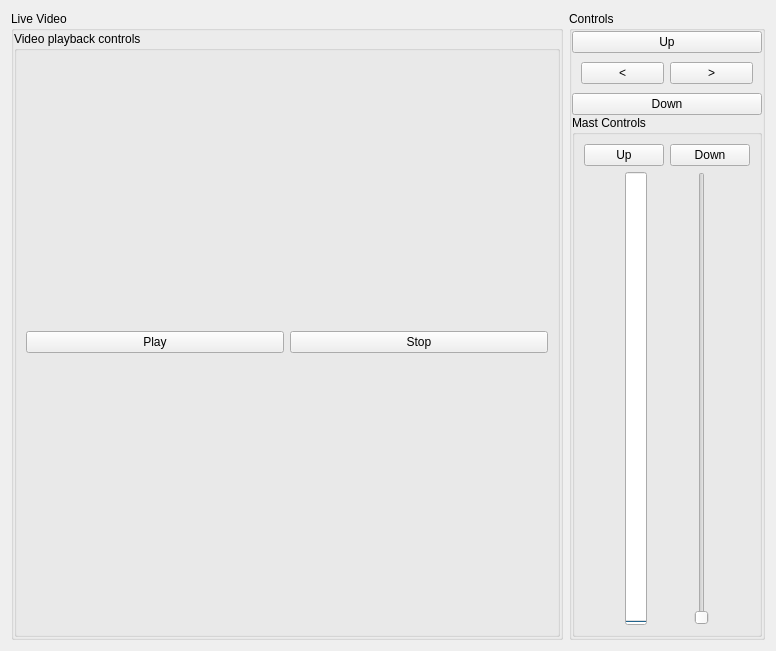
First picture: the form in src/templates/qt/eo_station_widget.ui, repository faisalthaheem/open-command-and-control, before the edit.
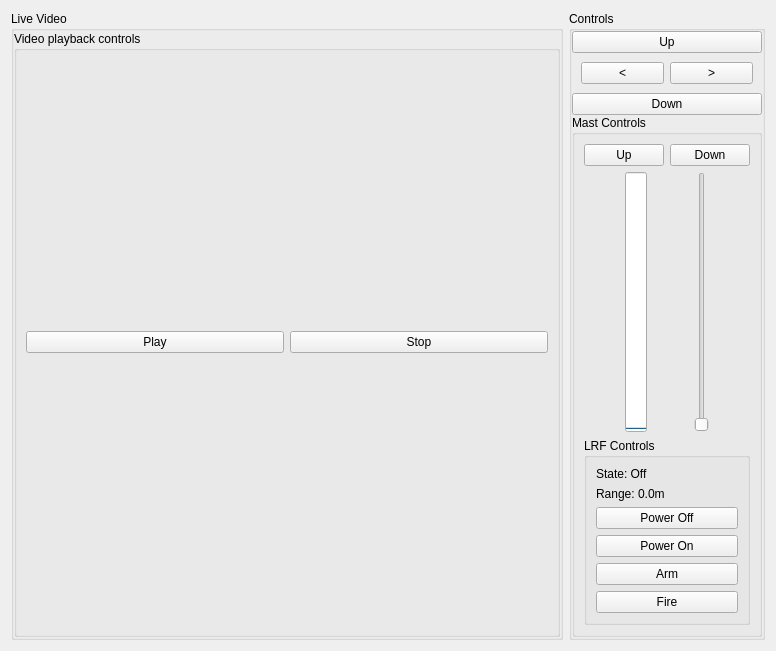
Second picture: the form after the edit.

Commit message: Added LRF controls

Diff of the .ui file:
```diff
--- a/src/templates/qt/eo_station_widget.ui
+++ b/src/templates/qt/eo_station_widget.ui
@@ -205,6 +205,57 @@
            </item>
           </layout>
          </item>
+         <item>
+          <widget class="QGroupBox" name="groupBox_2">
+           <property name="title">
+            <string>LRF Controls</string>
+           </property>
+           <layout class="QVBoxLayout" name="verticalLayout_5">
+            <item>
+             <widget class="QLabel" name="lbl_lrf_status">
+              <property name="text">
+               <string>State: Off</string>
+              </property>
+             </widget>
+            </item>
+            <item>
+             <widget class="QLabel" name="lbl_lrf_range">
+              <property name="text">
+               <string>Range: 0.0m</string>
+              </property>
+             </widget>
+            </item>
+            <item>
+             <widget class="QPushButton" name="cmd_lrf_off">
+              <property name="text">
+               <string>Power Off</string>
+              </property>
+             </widget>
+            </item>
+            <item>
+             <widget class="QPushButton" name="cmd_lrf_on">
+              <property name="text">
+               <string>Power On</string>
+              </property>
+             </widget>
+            </item>
+            <item>
+             <widget class="QPushButton" name="cmd_lrf_arm">
+              <property name="text">
+               <string>Arm</string>
+              </property>
+             </widget>
+            </item>
+            <item>
+             <widget class="QPushButton" name="cmd_lrf_fire">
+              <property name="text">
+               <string>Fire</string>
+              </property>
+             </widget>
+            </item>
+           </layout>
+          </widget>
+         </item>
         </layout>
        </widget>
       </item>
```
The commit also changes 6 other files.
